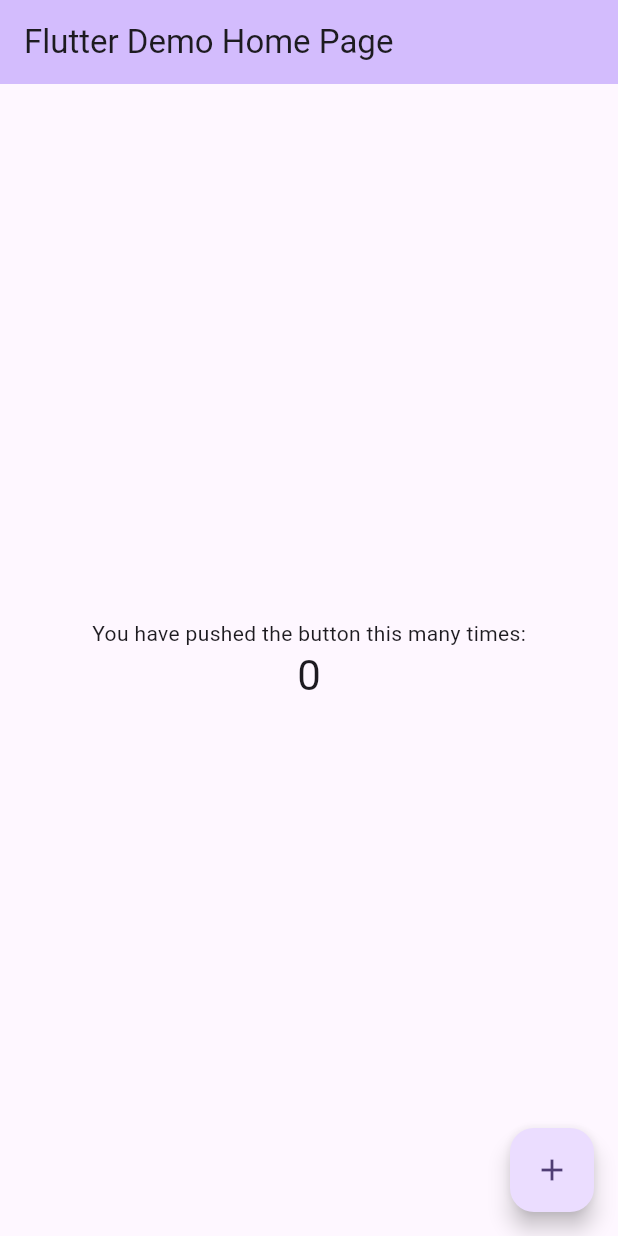
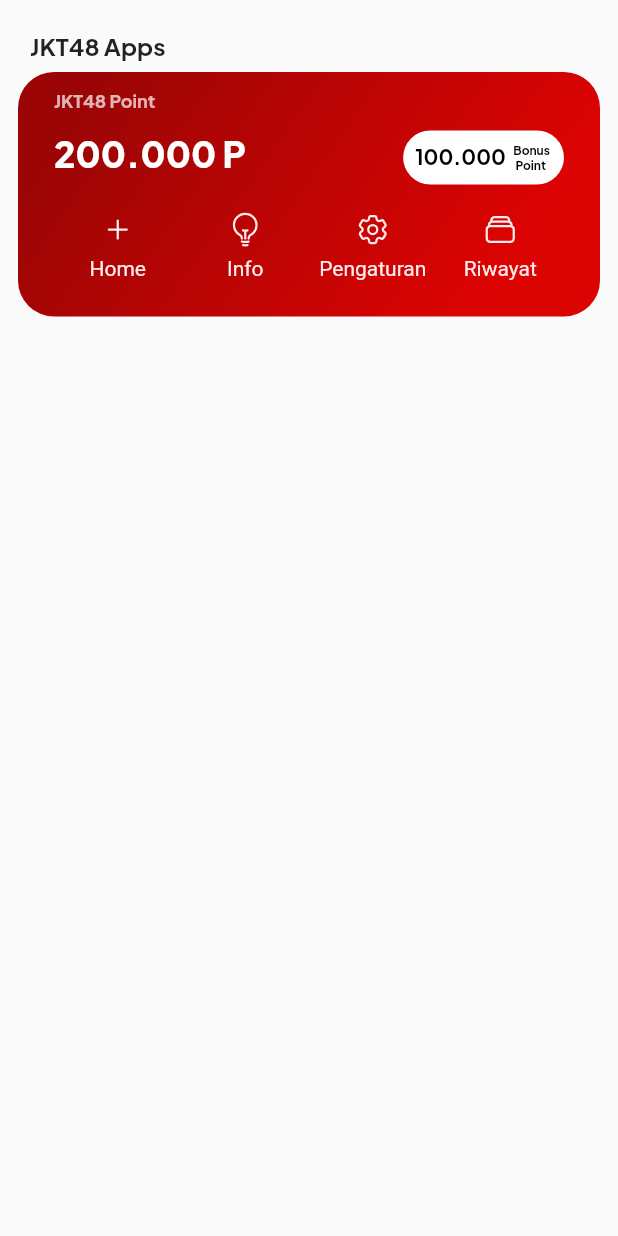
Before and after one commit to aplicalvin/jkt48-member-app, a Flutter app: the screen it shows after launch, on a phone screen of 412 x 824 dp. Run offline on Flutter 3.47's test engine with Material 2 defaults, Android fonts, the phone set to English and light mode, and no system bars; our stand-ins replace heroicons.

Commit message:
Membuat Homepage #1 - Widget JKT48 Point

```diff
--- a/lib/main.dart
+++ b/lib/main.dart
@@ -1,126 +1,19 @@
 import 'package:flutter/material.dart';
+import 'package:jkt48_member_apps/screens/homepage.dart';
 
 void main() {
-  runApp(const MyApp());
+  runApp(JKT48Apps());
 }
 
-class MyApp extends StatelessWidget {
-  const MyApp({super.key});
+class JKT48Apps extends StatelessWidget {
+  const JKT48Apps({Key? key}) : super(key: key);
 
-  // This widget is the root of your application.
   @override
   Widget build(BuildContext context) {
     return MaterialApp(
       debugShowCheckedModeBanner: false,
-      title: 'Flutter Demo',
-      theme: ThemeData(
-        // This is the theme of your application.
-        //
-        // TRY THIS: Try running your application with "flutter run". You'll see
-        // the application has a blue toolbar. Then, without quitting the app,
-        // try changing the seedColor in the colorScheme below to Colors.green
-        // and then invoke "hot reload" (save your changes or press the "hot
-        // reload" button in a Flutter-supported IDE, or press "r" if you used
-        // the command line to start the app).
-        //
-        // Notice that the counter didn't reset back to zero; the application
-        // state is not lost during the reload. To reset the state, use hot
-        // restart instead.
-        //
-        // This works for code too, not just values: Most code changes can be
-        // tested with just a hot reload.
-        colorScheme: ColorScheme.fromSeed(seedColor: Colors.deepPurple),
-        useMaterial3: true,
-      ),
-      home: const MyHomePage(title: 'Flutter Demo Home Page'),
+      title: 'JKT48 Apps',
+      home: HomePage(),
     );
   }
 }
-
-class MyHomePage extends StatefulWidget {
-  const MyHomePage({super.key, required this.title});
-
-  // This widget is the home page of your application. It is stateful, meaning
-  // that it has a State object (defined below) that contains fields that affect
-  // how it looks.
-
-  // This class is the configuration for the state. It holds the values (in this
-  // case the title) provided by the parent (in this case the App widget) and
-  // used by the build method of the State. Fields in a Widget subclass are
-  // always marked "final".
-
-  final String title;
-
-  @override
-  State<MyHomePage> createState() => _MyHomePageState();
-}
-
-class _MyHomePageState extends State<MyHomePage> {
-  int _counter = 0;
-
-  void _incrementCounter() {
-    setState(() {
-      // This call to setState tells the Flutter framework that something has
-      // changed in this State, which causes it to rerun the build method below
-      // so that the display can reflect the updated values. If we changed
-      // _counter without calling setState(), then the build method would not be
-      // called again, and so nothing would appear to happen.
-      _counter++;
-    });
-  }
-
-  @override
-  Widget build(BuildContext context) {
-    // This method is rerun every time setState is called, for instance as done
-    // by the _incrementCounter method above.
-    //
-    // The Flutter framework has been optimized to make rerunning build methods
-    // fast, so that you can just rebuild anything that needs updating rather
-    // than having to individually change instances of widgets.
-    return Scaffold(
-      appBar: AppBar(
-        // TRY THIS: Try changing the color here to a specific color (to
-        // Colors.amber, perhaps?) and trigger a hot reload to see the AppBar
-        // change color while the other colors stay the same.
-        backgroundColor: Theme.of(context).colorScheme.inversePrimary,
-        // Here we take the value from the MyHomePage object that was created by
-        // the App.build method, and use it to set our appbar title.
-        title: Text(widget.title),
-      ),
-      body: Center(
-        // Center is a layout widget. It takes a single child and positions it
-        // in the middle of the parent.
-        child: Column(
-          // Column is also a layout widget. It takes a list of children and
-          // arranges them vertically. By default, it sizes itself to fit its
-          // children horizontally, and tries to be as tall as its parent.
-          //
-          // Column has various properties to control how it sizes itself and
-          // how it positions its children. Here we use mainAxisAlignment to
-          // center the children vertically; the main axis here is the vertical
-          // axis because Columns are vertical (the cross axis would be
-          // horizontal).
-          //
-          // TRY THIS: Invoke "debug painting" (choose the "Toggle Debug Paint"
-          // action in the IDE, or press "p" in the console), to see the
-          // wireframe for each widget.
-          mainAxisAlignment: MainAxisAlignment.center,
-          children: <Widget>[
-            const Text(
-              'You have pushed the button this many times:',
-            ),
-            Text(
-              '$_counter',
-              style: Theme.of(context).textTheme.headlineMedium,
-            ),
-          ],
-        ),
-      ),
-      floatingActionButton: FloatingActionButton(
-        onPressed: _incrementCounter,
-        tooltip: 'Increment',
-        child: const Icon(Icons.add),
-      ), // This trailing comma makes auto-formatting nicer for build methods.
-    );
-  }
-}
--- a/lib/screens/homepage.dart
+++ b/lib/screens/homepage.dart
@@ -0,0 +1,34 @@
+import 'package:flutter/material.dart';
+// import 'package:heroicons/heroicons.dart';
+import 'package:jkt48_member_apps/widgets/Home/PointsBar.dart';
+
+class HomePage extends StatelessWidget {
+  const HomePage({Key? key}) : super(key: key);
+
+  @override
+  Widget build(BuildContext context) {
+    return Scaffold(
+      body: Padding(
+        padding: const EdgeInsets.all(12.0),
+        child: Column(
+          crossAxisAlignment: CrossAxisAlignment
+              .start,
+          children: [
+            Padding(
+              padding: const EdgeInsets.all(8.0),
+              child: Text(
+                "JKT48 Apps",
+                style: TextStyle(
+                  fontFamily: 'Jakarta',
+                  fontWeight: FontWeight.bold,
+                  fontSize: 16,
+                ),
+              ),
+            ),
+            PointsBar(),
+          ],
+        ),
+      ),
+    );
+  }
+}
--- /dev/null
+++ b/lib/screens/member_list.dart
@@ -0,0 +1,10 @@
+import 'package:flutter/material.dart';
+
+class MemberList extends StatelessWidget {
+  const MemberList({super.key});
+
+  @override
+  Widget build(BuildContext context) {
+    return const Placeholder();
+  }
+}
--- /dev/null
+++ b/lib/widgets/Home/PointsBar.dart
@@ -0,0 +1,154 @@
+import 'package:flutter/material.dart';
+import 'package:heroicons/heroicons.dart';
+import 'package:jkt48_member_apps/widgets/Home/PointsMenu.dart';
+
+class PointsBar extends StatelessWidget {
+  @override
+  Widget build(BuildContext context) {
+    return Container(
+      width: double.infinity,
+      decoration: BoxDecoration(
+        gradient: LinearGradient(
+          begin: Alignment.centerLeft,
+          end: Alignment.centerRight,
+          colors: [
+            Color(0xFFDC0303), // Warna pertama (#DC0303)
+            Color(0xFF9C0505), // Warna kedua (#9C0505)
+          ],
+          stops: [0.153, 0.9092], // Persentase warna pertama dan kedua
+          transform: GradientRotation(98), // Sudut rotasi
+        ),
+        borderRadius: BorderRadius.circular(24.0),
+      ),
+      padding: EdgeInsets.symmetric(
+        vertical: 12.0,
+        horizontal: 24.0,
+      ),
+      child: Column(
+        crossAxisAlignment: CrossAxisAlignment.start,
+        children: [
+          Text(
+            "JKT48 Point",
+            style: TextStyle(
+              fontFamily: 'Jakarta',
+              fontWeight: FontWeight.bold,
+              fontSize: 12,
+              color: Colors.white70,
+            ),
+          ),
+          Container(
+            decoration: BoxDecoration(
+              borderRadius: BorderRadius.circular(24.0),
+            ),
+            padding: EdgeInsets.symmetric(
+              vertical: 12.0,
+            ),
+            child: Row(
+              mainAxisAlignment: MainAxisAlignment.spaceBetween,
+              crossAxisAlignment: CrossAxisAlignment.start,
+              children: [
+                Text(
+                  "200.000 P",
+                  style: TextStyle(
+                    fontFamily: 'Jakarta',
+                    fontWeight: FontWeight.w900,
+                    fontSize: 24,
+                    color: Colors.white,
+                  ),
+                ),
+                Container(
+                  decoration: BoxDecoration(
+                    color: Colors.white,
+                    borderRadius: BorderRadius.circular(50.0),
+                  ),
+                  padding: EdgeInsets.all(8.0),
+                  child: Row(
+                    crossAxisAlignment: CrossAxisAlignment.start,
+                    children: [
+                      Text(
+                        "100.000  ",
+                        style: TextStyle(
+                          fontFamily: 'Jakarta',
+                          fontWeight: FontWeight.bold,
+                          fontSize: 14,
+                          color: Colors.black,
+                        ),
+                      ),
+                      Text(
+                        "Bonus \n Point",
+                        style: TextStyle(
+                          fontFamily: 'Jakarta',
+                          fontWeight: FontWeight.bold,
+                          fontSize: 8,
+                          color: Colors.black,
+                        ),
+                      ),
+                    ],
+                  ),
+                ),
+              ],
+            ),
+          ),
+          Container(
+            width: double.infinity,
+            padding: EdgeInsets.only(bottom: 12.0),
+            child: Row(
+              mainAxisAlignment: MainAxisAlignment.spaceAround,
+              children: [
+                Expanded(
+                  child: PointsMenu(
+                    iconku: HeroIcons.plusSmall,
+                    label: 'Home',
+                  ),
+                ),
+                Expanded(
+                  child: PointsMenu(
+                    iconku: HeroIcons.lightBulb,
+                    label: 'Info',
+                  ),
+                ),
+                Expanded(
+                  child: PointsMenu(
+                    iconku: HeroIcons.cog6Tooth,
+                    label: 'Pengaturan',
+                  ),
+                ),
+                Expanded(
+                  child: PointsMenu(
+                    iconku: HeroIcons.rectangleStack,
+                    label: 'Riwayat',
+                  ),
+                ),
+              ],
+            ),
+          ),
+        ],
+      ),
+    );
+  }
+}
+
+class PointsMenuItem extends StatelessWidget {
+  final IconData icon;
+  final String label;
+
+  PointsMenuItem({required this.icon, required this.label});
+
+  @override
+  Widget build(BuildContext context) {
+    return Column(
+      children: [
+        Icon(icon, size: 36, color: Colors.white),
+        Text(
+          label,
+          style: TextStyle(
+            fontFamily: 'Jakarta',
+            fontWeight: FontWeight.bold,
+            fontSize: 12,
+            color: Colors.white,
+          ),
+        ),
+      ],
+    );
+  }
+}
--- /dev/null
+++ b/lib/widgets/Home/PointsMenu.dart
@@ -0,0 +1,37 @@
+import 'package:flutter/material.dart';
+import 'package:heroicons/heroicons.dart';
+
+class PointsMenu extends StatelessWidget {
+  final HeroIcons iconku;
+  final String label;
+
+  PointsMenu({required this.iconku, required this.label});
+
+  @override
+  Widget build(BuildContext context) {
+    return Container(
+      child: Column(
+        children: [
+          Container(
+            width: 36,
+            height: 36,
+            decoration: BoxDecoration(
+              borderRadius: BorderRadius.circular(18.0),
+            ),
+            child: HeroIcon(
+              iconku,
+              size: 24,
+              color: Color(0xFFFFEBEB),
+            ),
+          ),
+          Text(
+            label,
+            style: TextStyle(
+              color: Color(0xFFFFEBEB),
+            ),
+          )
+        ],
+      ),
+    );
+  }
+}
--- a/pubspec.yaml
+++ b/pubspec.yaml
@@ -30,6 +30,7 @@
 dependencies:
     flutter:
         sdk: flutter
+    heroicons: 0.9.0
 
     # The following adds the Cupertino Icons font to your application.
     # Use with the CupertinoIcons class for iOS style icons.
@@ -73,9 +74,9 @@
     # list giving the asset and other descriptors for the font. For
     # example:
     fonts:
-        - family: NotoSansJP
+        - family: "Jakarta"
           fonts:
-              - asset: assets/fonts/NotoSansJP.ttf
+              - asset: assets/fonts/PlusJakartaSans.ttf
     #       - asset: fonts/Schyler-Italic.ttf
     #         style: italic
     #   - family: Trajan Pro
```
Also changed, not shown: assets/fonts/PlusJakartaSans.ttf (added), lib/widgets/News/NewsItems.dart (added), pubspec.lock.
